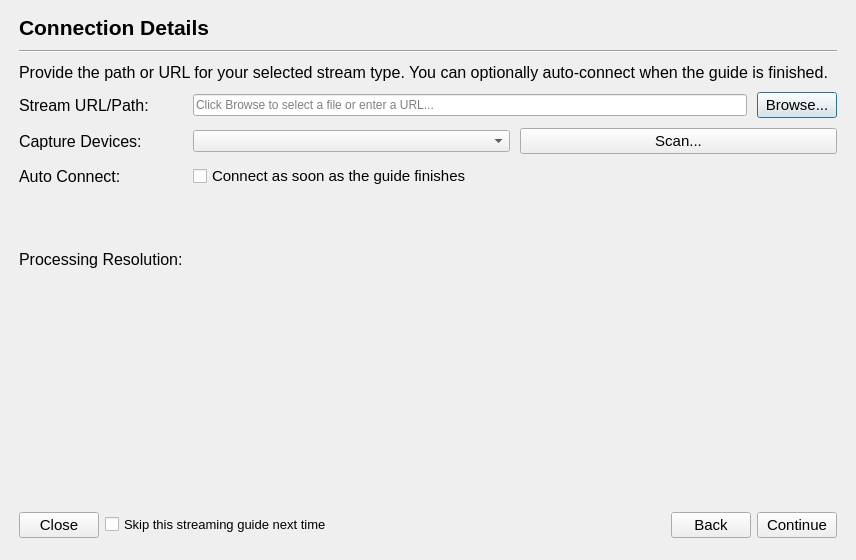
Old version of the form resources/views/streaming/StreamingGuide.ui in the repository TheCoderPerson/automated-drone-image-analysis-tool.
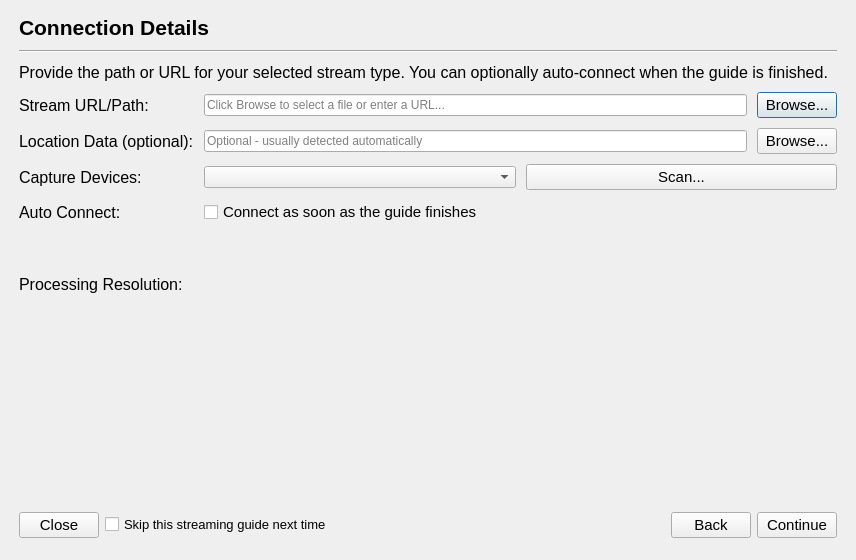
New version of the form. The open tabs and pages were chosen to show the change.

Commit message: feat(streaming): accept a metadata file for location data

Diff of the .ui file:
```diff
--- a/resources/views/streaming/StreamingGuide.ui
+++ b/resources/views/streaming/StreamingGuide.ui
@@ -446,7 +446,60 @@
            </item>
           </layout>
          </item>
-         <item row="2" column="0">
+         <item row="1" column="0">
+          <widget class="QLabel" name="labelMetadataFile">
+           <property name="font">
+            <font>
+             <pointsize>12</pointsize>
+            </font>
+           </property>
+           <property name="toolTip">
+            <string>Optional. ADIAT already finds location data on its own, from:
+• an .SRT file sitting next to the video
+• telemetry embedded in the video (newer DJI aircraft)
+
+Choose a file here only to override that, or to supply location data the video does not have. Supports DJI .SRT and .CSV flight logs (Skydio and similar).</string>
+           </property>
+           <property name="text">
+            <string>Location Data (optional):</string>
+           </property>
+          </widget>
+         </item>
+         <item row="1" column="1">
+          <layout class="QHBoxLayout" name="horizontalLayout_metadata">
+           <item>
+            <widget class="QLineEdit" name="metadataFileLineEdit">
+             <property name="toolTip">
+              <string>Optional. ADIAT already finds location data on its own, from:
+• an .SRT file sitting next to the video
+• telemetry embedded in the video (newer DJI aircraft)
+
+Choose a file here only to override that, or to supply location data the video does not have. Supports DJI .SRT and .CSV flight logs (Skydio and similar).</string>
+             </property>
+             <property name="placeholderText">
+              <string>Optional - usually detected automatically</string>
+             </property>
+            </widget>
+           </item>
+           <item>
+            <widget class="QPushButton" name="metadataBrowseButton">
+             <property name="font">
+              <font>
+               <pointsize>11</pointsize>
+              </font>
+             </property>
+             <property name="toolTip">
+              <string>Browse for an SRT or CSV file with the flight's location data.
+Not needed for most videos, which already carry it.</string>
+             </property>
+             <property name="text">
+              <string>Browse...</string>
+             </property>
+            </widget>
+           </item>
+          </layout>
+         </item>
+         <item row="3" column="0">
           <widget class="QLabel" name="labelAutoConnect">
            <property name="font">
             <font>
@@ -458,7 +511,7 @@
            </property>
           </widget>
          </item>
-         <item row="2" column="1">
+         <item row="3" column="1">
           <widget class="QCheckBox" name="autoConnectCheckBox">
            <property name="font">
             <font>
@@ -470,7 +523,7 @@
            </property>
           </widget>
          </item>
-         <item row="1" column="0">
+         <item row="2" column="0">
           <widget class="QLabel" name="labelHdmiDevices">
            <property name="font">
             <font>
@@ -482,7 +535,7 @@
            </property>
           </widget>
          </item>
-         <item row="1" column="1">
+         <item row="2" column="1">
           <layout class="QHBoxLayout" name="horizontalLayout_hdmiDevices">
            <item>
             <widget class="QComboBox" name="deviceComboBox">
@@ -505,7 +558,7 @@
            </item>
           </layout>
          </item>
-         <item row="3" column="0">
+         <item row="4" column="0">
           <spacer name="verticalSpacer_resolution">
            <property name="orientation">
             <enum>Qt::Vertical</enum>
@@ -518,7 +571,7 @@
            </property>
           </spacer>
          </item>
-         <item row="3" column="1">
+         <item row="4" column="1">
           <spacer name="verticalSpacer_resolution2">
            <property name="orientation">
             <enum>Qt::Vertical</enum>
@@ -531,7 +584,7 @@
            </property>
           </spacer>
          </item>
-         <item row="4" column="0">
+         <item row="5" column="0">
           <widget class="QLabel" name="labelProcessingResolution">
            <property name="font">
             <font>
@@ -543,7 +596,7 @@
            </property>
           </widget>
          </item>
-         <item row="4" column="1">
+         <item row="5" column="1">
           <widget class="QWidget" name="resolutionSliderWidget" native="true">
            <property name="minimumSize">
             <size>
```
The commit also changes 10 other files.
